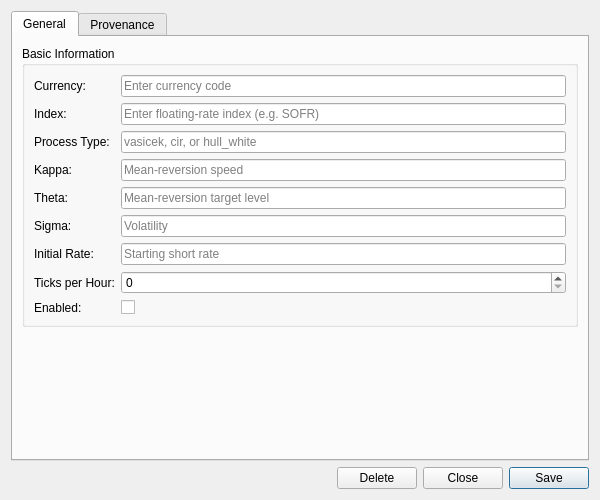
First picture: the form in projects/ores.qt/synthetic/ui/IrCurveGenerationConfigDetailDialog.ui, repository OreStudio/OreStudio, before the edit.
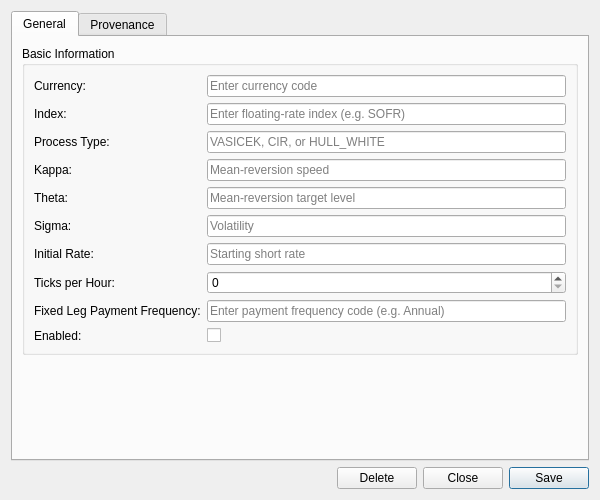
Second picture: the form after the edit. Custom widgets are drawn as their Qt base class.

Commit message: [refdata,synthetic,qt] Add curve_role and yield_curve_process_type entities

```diff
--- a/projects/ores.qt/synthetic/ui/IrCurveGenerationConfigDetailDialog.ui
+++ b/projects/ores.qt/synthetic/ui/IrCurveGenerationConfigDetailDialog.ui
@@ -76,7 +76,7 @@
           <item row="2" column="1">
            <widget class="QLineEdit" name="processTypeEdit">
             <property name="placeholderText">
-             <string>vasicek, cir, or hull_white</string>
+             <string>VASICEK, CIR, or HULL_WHITE</string>
             </property>
            </widget>
           </item>
@@ -154,13 +154,27 @@
            </widget>
           </item>
           <item row="8" column="0">
+           <widget class="QLabel" name="labelFixedLegPaymentFrequencyCode">
+            <property name="text">
+             <string>Fixed Leg Payment Frequency:</string>
+            </property>
+           </widget>
+          </item>
+          <item row="8" column="1">
+           <widget class="QLineEdit" name="fixedLegPaymentFrequencyEdit">
+            <property name="placeholderText">
+             <string>Enter payment frequency code (e.g. Annual)</string>
+            </property>
+           </widget>
+          </item>
+          <item row="9" column="0">
            <widget class="QLabel" name="labelEnabled">
             <property name="text">
              <string>Enabled:</string>
             </property>
            </widget>
           </item>
-          <item row="8" column="1">
+          <item row="9" column="1">
            <widget class="QCheckBox" name="enabledCheck">
             <property name="text">
              <string/>
```
The commit also changes 123 other files.
